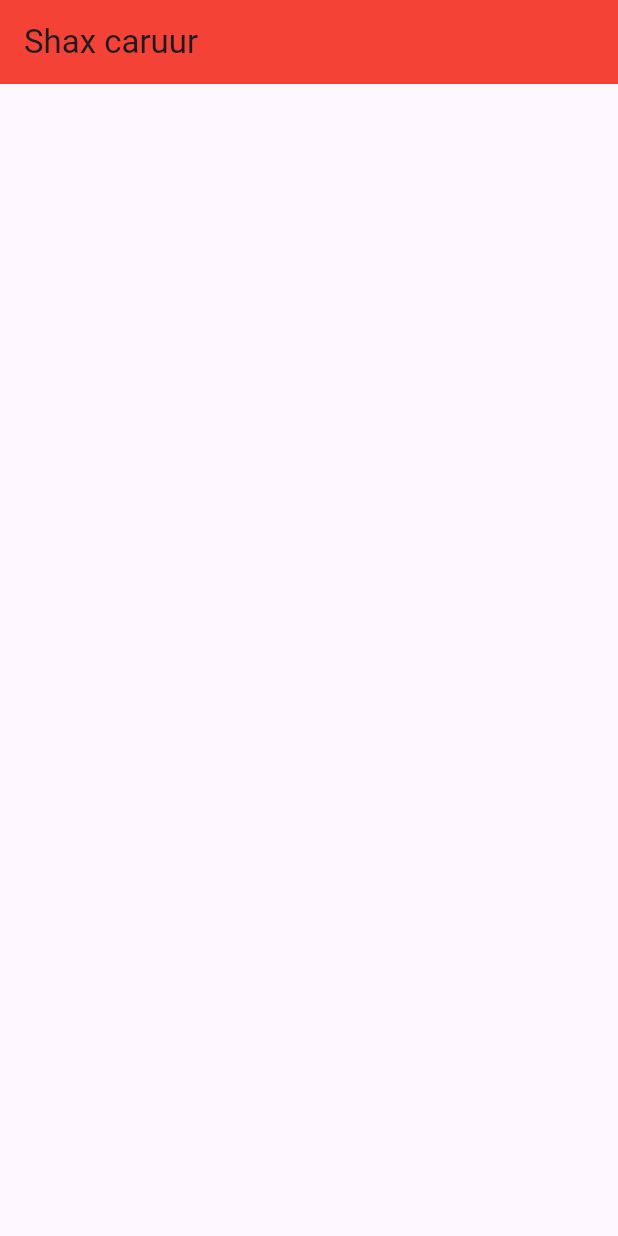
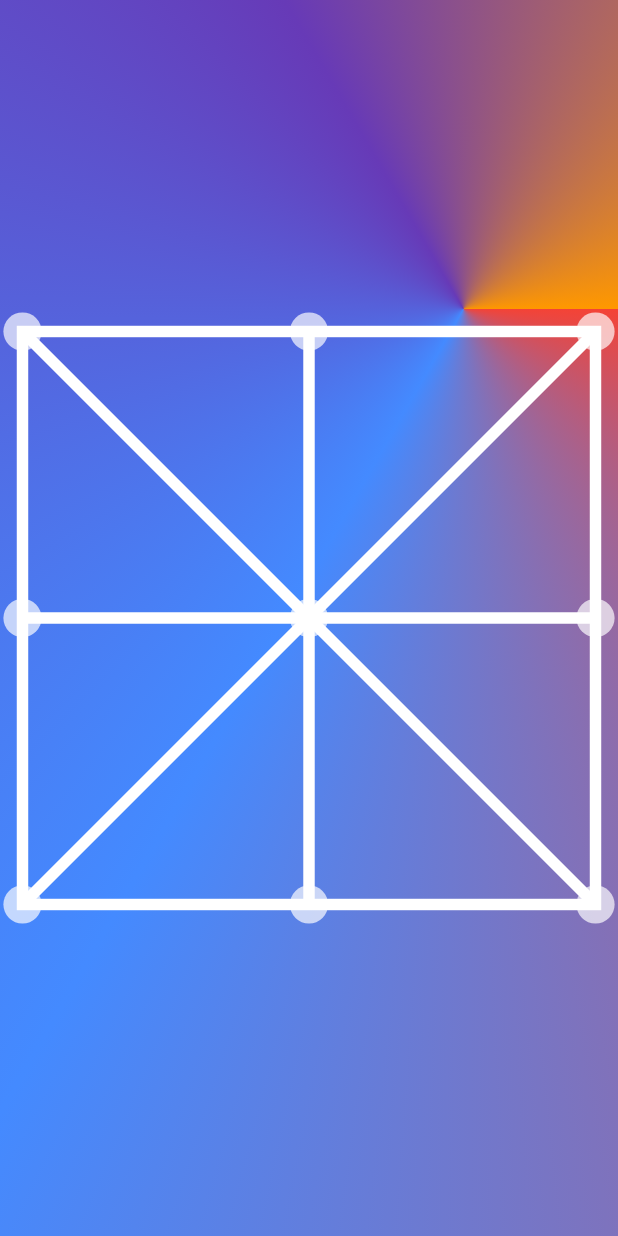
Before and after one commit to Asalomedia/shax_caruur, a Flutter app: the screen it shows after launch, on a phone screen of 412 x 824 dp. Run offline on Flutter 3.47's test engine with Material 3 defaults, Android fonts, the phone set to English and light mode, and no system bars.

Commit message:
player,position,board is added

```diff
--- a/lib/home.dart
+++ /dev/null
@@ -1,15 +0,0 @@
-import 'package:flutter/material.dart';
-
-class Home extends StatelessWidget {
-  const new({super.key});
-
-  @override
-  Widget build(BuildContext context) {
-    return Scaffold(
-      appBar: AppBar(
-        title: const Text("Shax caruur"),
-        backgroundColor: Colors.red,
-      ),
-    );
-  }
-}
--- a/lib/main.dart
+++ b/lib/main.dart
@@ -1,7 +1,7 @@
 import 'dart:developer';
 
 import 'package:flutter/material.dart';
-import 'package:shax_caruur/home.dart' show Home;
+import 'package:shax_caruur/presentations/pages/home.dart' show Home;
 
 void main() {
   log("Bismillah");
@@ -11,7 +11,6 @@ void main() {
 class MyApp extends StatelessWidget {
   const MyApp({super.key});
 
-  // This widget is the root of your application.
   @override
   Widget build(BuildContext context) {
     return MaterialApp(debugShowCheckedModeBanner: false, home: Home());
--- /dev/null
+++ b/lib/presentations/pages/home.dart
@@ -0,0 +1,52 @@
+import 'dart:math' as m;
+
+import 'package:flutter/material.dart';
+import 'package:shax_caruur/presentations/widgets/shaxBoardWidget.dart';
+
+class Home extends StatelessWidget {
+  const new({super.key});
+
+  @override
+  Widget build(BuildContext context) {
+    final size = MediaQuery.of(context).size;
+
+    return Scaffold(
+      extendBodyBehindAppBar: true,
+      extendBody: true,
+      body: Container(
+        alignment: Alignment(0, 0),
+        width: size.width,
+        height: size.height,
+        decoration: const BoxDecoration(
+          gradient: SweepGradient(
+            center: Alignment(0.5, -0.5),
+            startAngle: 0.0,
+            endAngle: 3.14 * 2,
+            colors: [
+              Colors.red,
+              Colors.blueAccent,
+              Colors.deepPurple,
+              Colors.orange,
+            ],
+            tileMode: TileMode.repeated,
+          ),
+        ),
+        child: SizedBox(
+          width: size.width,
+          height: size.width,
+          child: LayoutBuilder(
+            builder: (context, consttraint) {
+              final width = consttraint.maxWidth;
+              final height = consttraint.maxHeight;
+              final boardsize = m.min(width, height);
+              return UnconstrainedBox(
+                alignment: Alignment.center,
+                child: Shaxboardwidget(size: Size.square(boardsize)),
+              );
+            },
+          ),
+        ),
+      ),
+    );
+  }
+}
--- a/pubspec.yaml
+++ b/pubspec.yaml
@@ -34,6 +34,7 @@ dependencies:
   # The following adds the Cupertino Icons font to your application.
   # Use with the CupertinoIcons class for iOS style icons.
   cupertino_icons: ^1.0.8
+  flutter_bloc: ^9.1.1
 
 dev_dependencies:
   flutter_test:
```
Also changed, not shown: lib/game/player.dart (added, +20 -0 lines), lib/game/positions.dart (added, +130 -0 lines), lib/presentations/widgets/shaxBoardWidget.dart (added, +120 -0 lines), lib/state_management/home_states.dart (added, +42 -0 lines), pubspec.lock.
